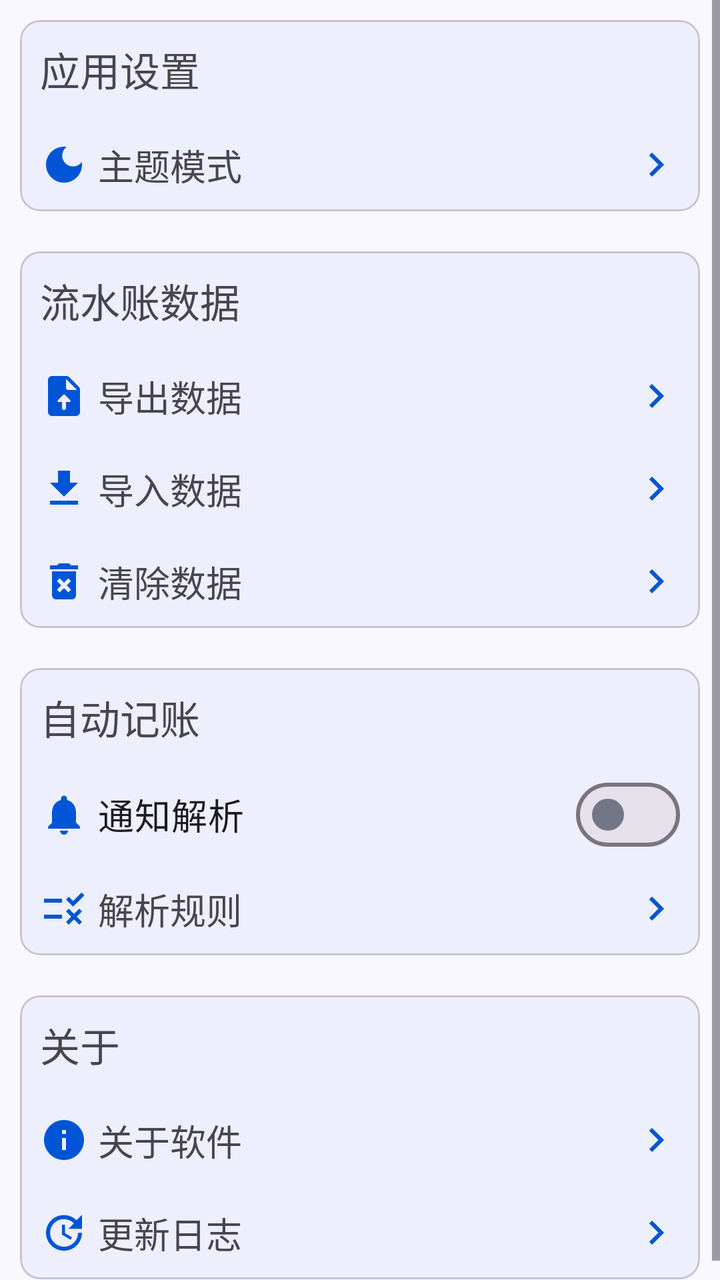
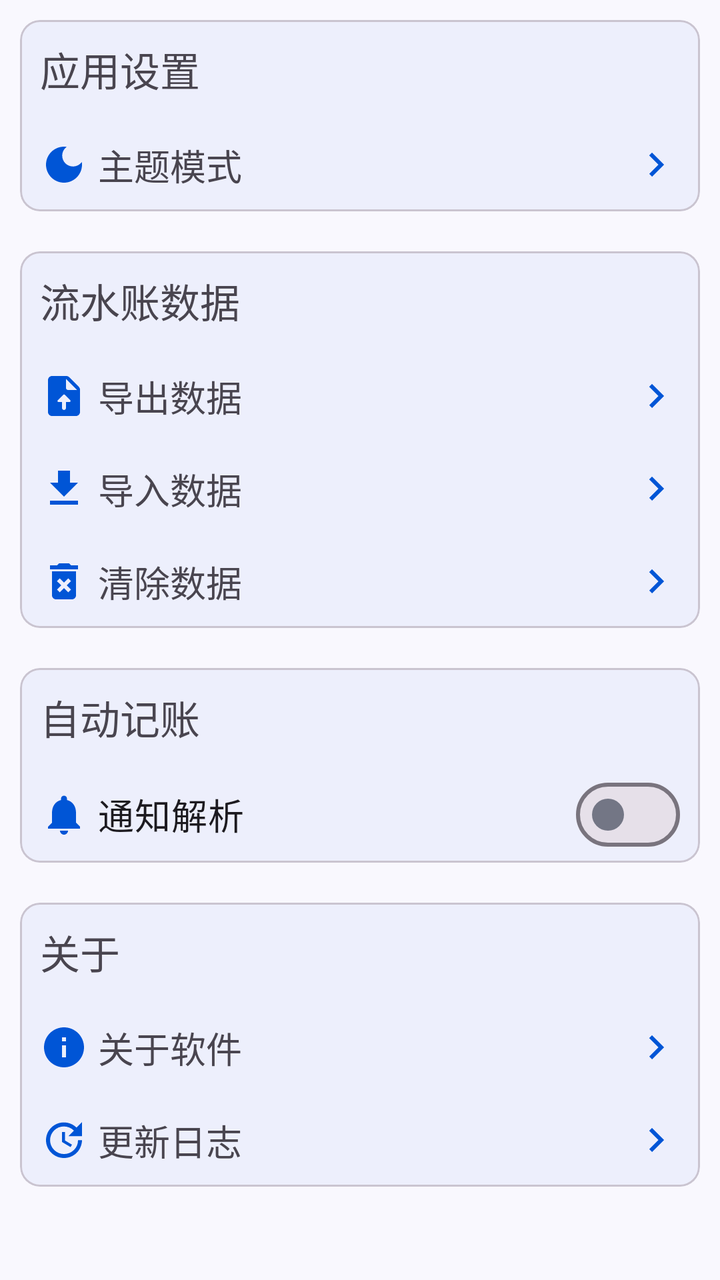

The first picture is an Android layout as it rendered before a commit; the second is the same layout after the commit. The layout source and the unified diff follow.
<!-- AndroidManifest.xml: application theme Theme.ProjectManager -->
<!-- res/layout/fragment_setting.xml -->
<?xml version="1.0" encoding="utf-8"?>
<ScrollView xmlns:android="http://schemas.android.com/apk/res/android"
    xmlns:tools="http://schemas.android.com/tools"
    android:id="@+id/mine_fragment"
    style="@style/PageStyle"
    android:layout_width="match_parent"
    android:layout_height="match_parent"
    android:orientation="vertical"
    tools:context=".ui.setting.SettingFragment">

    <LinearLayout
        android:layout_width="match_parent"
        android:layout_height="wrap_content"
        android:orientation="vertical">

        <com.google.android.material.card.MaterialCardView
            style="@style/ContentCardStyle"
            android:layout_width="match_parent"
            android:layout_height="wrap_content">

            <LinearLayout
                android:layout_width="match_parent"
                android:layout_height="match_parent"
                android:orientation="vertical">

                <com.google.android.material.textview.MaterialTextView
                    style="@style/LabelTextViewStyle"
                    android:layout_width="wrap_content"
                    android:layout_height="wrap_content"
                    android:text="@string/setting" />

                
                <com.google.android.material.textview.MaterialTextView
                    android:id="@+id/setting_theme_mode"
                    style="@style/ClickableSettingOptionStyle"
                    android:layout_width="match_parent"
                    android:layout_height="wrap_content"
                    android:drawableStart="@drawable/baseline_dark_mode_24"
                    android:text="@string/theme_mode" />
            </LinearLayout>
        </com.google.android.material.card.MaterialCardView>

        <com.google.android.material.card.MaterialCardView
            style="@style/ContentCardStyle"
            android:layout_width="match_parent"
            android:layout_height="wrap_content">

            <LinearLayout
                android:layout_width="match_parent"
                android:layout_height="wrap_content"
                android:orientation="vertical">

                <com.google.android.material.textview.MaterialTextView
                    style="@style/LabelTextViewStyle"
                    android:layout_width="wrap_content"
                    android:layout_height="wrap_content"
                    android:text="@string/running_account_data" />

                <com.google.android.material.textview.MaterialTextView
                    android:id="@+id/setting_export_running_account"
                    style="@style/ClickableSettingOptionStyle"
                    android:layout_width="match_parent"
                    android:layout_height="wrap_content"
                    android:drawableStart="@drawable/round_export_data_24"
                    android:text="@string/export_data" />

                <com.google.android.material.textview.MaterialTextView
                    android:id="@+id/setting_import_running_account"
                    style="@style/ClickableSettingOptionStyle"
                    android:layout_width="match_parent"
                    android:layout_height="wrap_content"
                    android:drawableStart="@drawable/baseline_import_data_24"
                    android:text="@string/import_data" />

                <com.google.android.material.textview.MaterialTextView
                    android:id="@+id/setting_clear_running_account"
                    style="@style/ClickableSettingOptionStyle"
                    android:layout_width="match_parent"
                    android:layout_height="wrap_content"
                    android:drawableStart="@drawable/baseline_delete_forever_24"
                    android:text="@string/clear_data" />
            </LinearLayout>
        </com.google.android.material.card.MaterialCardView>

        <com.google.android.material.card.MaterialCardView
            style="@style/ContentCardStyle"
            android:layout_width="match_parent"
            android:layout_height="wrap_content">

            <LinearLayout
                android:layout_width="match_parent"
                android:layout_height="wrap_content"
                android:orientation="vertical">

                <com.google.android.material.textview.MaterialTextView
                    style="@style/LabelTextViewStyle"
                    android:layout_width="wrap_content"
                    android:layout_height="wrap_content"
                    android:text="@string/auto_bookkeeping" />

                <com.google.android.material.materialswitch.MaterialSwitch
                    android:id="@+id/notification_analysis_switch"
                    style="@style/SwitchSettingOptionStyle"
                    android:layout_width="match_parent"
                    android:layout_height="wrap_content"
                    android:drawableStart="@drawable/baseline_notifications_24"
                    android:text="@string/notification_analysis_mode" />

                <LinearLayout
                    android:id="@+id/notification_analysis_option_layout"
                    android:layout_width="match_parent"
                    android:layout_height="wrap_content"
                    android:orientation="vertical">

                    <com.google.android.material.textview.MaterialTextView
                        android:id="@+id/setting_notification_analysis_rules"
                        style="@style/ClickableSettingOptionStyle"
                        android:layout_width="match_parent"
                        android:layout_height="wrap_content"
                        android:drawableStart="@drawable/baseline_rule_24"
                        android:text="@string/notification_analysis_rules" />
                </LinearLayout>
            </LinearLayout>
        </com.google.android.material.card.MaterialCardView>

        <com.google.android.material.card.MaterialCardView
            style="@style/ContentCardStyle"
            android:layout_width="match_parent"
            android:layout_height="wrap_content">

            <LinearLayout
                android:layout_width="match_parent"
                android:layout_height="match_parent"
                android:orientation="vertical">

                <com.google.android.material.textview.MaterialTextView
                    style="@style/LabelTextViewStyle"
                    android:layout_width="wrap_content"
                    android:layout_height="wrap_content"
                    android:text="@string/about" />

                
                <com.google.android.material.textview.MaterialTextView
                    android:id="@+id/setting_about"
                    style="@style/ClickableSettingOptionStyle"
                    android:layout_width="match_parent"
                    android:layout_height="wrap_content"
                    android:drawableStart="@drawable/baseline_info_24"
                    android:text="@string/about_software" />

                <com.google.android.material.textview.MaterialTextView
                    android:id="@+id/setting_update_log"
                    style="@style/ClickableSettingOptionStyle"
                    android:layout_width="match_parent"
                    android:layout_height="wrap_content"
                    android:drawableStart="@drawable/baseline_update_24"
                    android:text="@string/update_log" />
            </LinearLayout>
        </com.google.android.material.card.MaterialCardView>
    </LinearLayout>
</ScrollView>
<!-- resources referenced by this layout -->
<resources>
  <!-- drawable baseline_import_data_24 (drawable) -->
  <vector xmlns:android="http://schemas.android.com/apk/res/android" android:height="24dp" android:tint="#000000" android:viewportHeight="24" android:viewportWidth="24" android:width="24dp">
        
      <path android:fillColor="@android:color/white" android:pathData="M19,9h-4V3H9v6H5l7,7 7,-7zM5,18v2h14v-2H5z"/>
      
  </vector>
  <!-- drawable baseline_info_24 (drawable) -->
  <vector xmlns:android="http://schemas.android.com/apk/res/android" android:height="24dp" android:tint="#000000" android:viewportHeight="24" android:viewportWidth="24" android:width="24dp">
        
      <path android:fillColor="@android:color/white" android:pathData="M12,2C6.48,2 2,6.48 2,12s4.48,10 10,10 10,-4.48 10,-10S17.52,2 12,2zM13,17h-2v-6h2v6zM13,9h-2L11,7h2v2z"/>
      
  </vector>
  <string name="about">关于</string>
  <string name="about_software">关于软件</string>
  <string name="auto_bookkeeping">自动记账</string>
  <string name="clear_data">清除数据</string>
  <string name="export_data">导出数据</string>
  <string name="import_data">导入数据</string>
  <string name="notification_analysis_mode">通知解析</string>
  <string name="notification_analysis_rules">解析规则</string>
  <string name="running_account_data">流水账数据</string>
  <string name="setting">应用设置</string>
  <string name="theme_mode">主题模式</string>
  <string name="update_log">更新日志</string>
  <style name="ContentCardStyle">
          <item name="cardBackgroundColor">@color/card_background</item>
          <item name="cardCornerRadius">10dp</item>
          <item name="android:layout_margin">10dp</item>
      </style>
  <style name="LabelTextViewStyle">
          <item name="android:paddingStart">10dp</item>
          <item name="android:paddingEnd">10dp</item>
          <item name="android:paddingTop">10dp</item>
          <item name="android:paddingBottom">10dp</item>
          <item name="android:textSize">20sp</item>
      </style>
  <style name="PageStyle">
          <item name="android:fitsSystemWindows">true</item>
          <item name="android:background">@color/page_background</item>
      </style>
  <style name="SwitchSettingOptionStyle" parent="Widget.Material3.CompoundButton.MaterialSwitch">
          <item name="android:drawablePadding">5dp</item>
          <item name="thumbTint">@color/switch_thumb_color_selector</item>
          <item name="android:textSize">18sp</item>
          <item name="android:padding">10dp</item>
      </style>
  <!-- drawable baseline_keyboard_arrow_right_24 (drawable) -->
  <vector xmlns:android="http://schemas.android.com/apk/res/android" android:autoMirrored="true" android:height="24dp" android:tint="#000000" android:viewportHeight="24" android:viewportWidth="24" android:width="24dp">
        
      <path android:fillColor="@android:color/white" android:pathData="M8.59,16.59L13.17,12 8.59,7.41 10,6l6,6 -6,6 -1.41,-1.41z"/>
      
  </vector>
  <color name="card_background">#edeffc</color>
  <color name="page_background">#f9f8fe</color>
  <color name="theme_blue">#0055d6</color>
  <color name="theme_blue_variant">#dae1fe</color>
  <color name="white">#FFFFFFFF</color>
  <color name="teal_200">#FF03DAC5</color>
  <color name="teal_700">#FF018786</color>
  <color name="black">#FF000000</color>
  <style name="ToolBarStyle" parent="Widget.Material3.Toolbar">
          <item name="android:background">@color/toolbar_background</item>
          <item name="navigationIconTint">@color/theme_blue</item>
          <item name="contentInsetStart">10dp</item>
          <item name="titleTextAppearance">@style/TitleStyle</item>
      </style>
  <color name="toolbar_background">#ebedfa</color>
  <style name="TitleStyle">
          <item name="android:textSize">23sp</item>
          <item name="android:textColor">@color/black</item>
      </style>
  <!-- unchanged entries left out for length: 8 -->
</resources>

<!-- the commit's change to res/layout/fragment_setting.xml (unified diff, before → after) -->
@@ -110,7 +110,8 @@
                     android:id="@+id/notification_analysis_option_layout"
                     android:layout_width="match_parent"
                     android:layout_height="wrap_content"
-                    android:orientation="vertical">
+                    android:orientation="vertical"
+                    android:visibility="gone">
 
                     <com.google.android.material.textview.MaterialTextView
                         android:id="@+id/setting_notification_analysis_rules"
